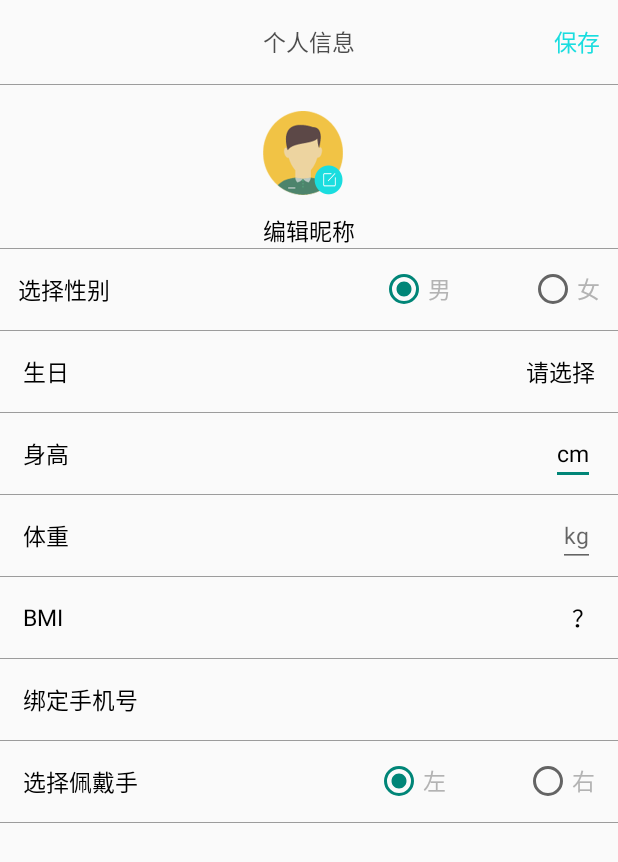
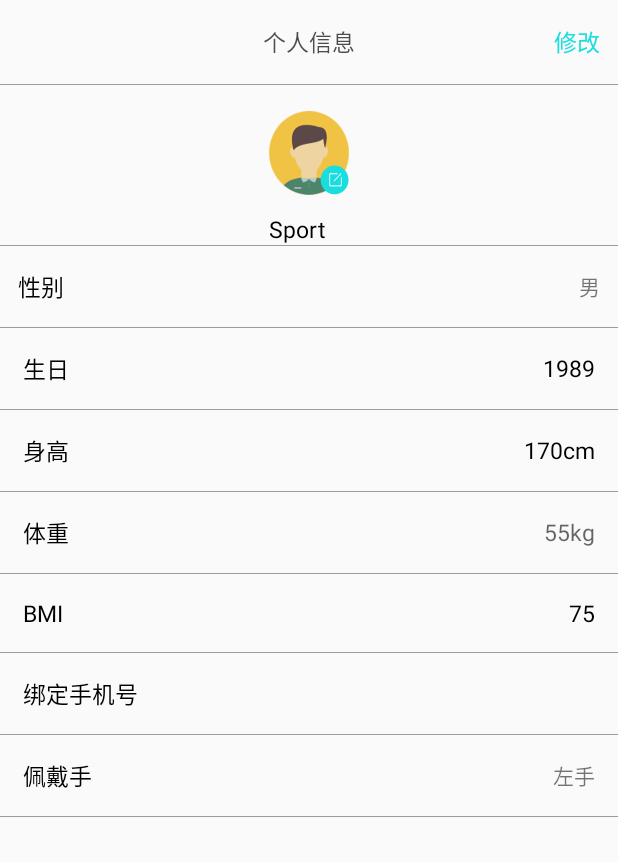
Before and after one commit to BreadLzf/healthy, an Android app: the fragment UserCenterFragment placed in its activity, after a tap on an icon or button, on a phone screen of 412 x 824 dp. Shown: the top 862 px of the screen. Run offline under Robolectric (Android 15) with nearby library versions, the light colour scheme and no system bars; our stand-ins replace ButterKnife.

Commit message:
修改个人中心的UI

```diff
--- a/app/src/main/AndroidManifest.xml
+++ b/app/src/main/AndroidManifest.xml
@@ -32,7 +32,7 @@
 
 
         <activity
-            android:name="sport.tc.com.ui.activity.ModifyUserActivity"
+            android:name="sport.tc.com.ui.activity.UserActivity"
             android:screenOrientation="portrait"/>
         <activity
             android:name="sport.tc.com.ui.activity.HealthyFamilyActivity"
--- a/app/src/main/java/sport/tc/com/ui/activity/ModifyUserActivity.java
+++ b/app/src/main/java/sport/tc/com/ui/activity/ModifyUserActivity.java
@@ -35,10 +35,11 @@ import sport.tc.com.util.ToastUtil;
 import static sport.tc.com.util.GsonHelper.javaBeanToJson;
 
 /**
- * Created by punisher on 2017/3/2.
+ * Created by punisher on 2017/4/12.
  */
 
 public class ModifyUserActivity extends BaseActivity {
+
 
 
     /**
@@ -187,6 +188,8 @@ public class ModifyUserActivity extends BaseActivity {
         Novate novate = new Novate.Builder(ModifyUserActivity.this).baseUrl(AppContents.API_BASE_URL).build();
         HealthyApiService apiService = novate.create(HealthyApiService.class);
         novate.call(apiService.modifyUserApi(validData, executeData), new BaseSubscriber<BaseResponse>(this) {
+
+
             @Override
             public void onError(Throwable e) {
 
@@ -218,5 +221,4 @@ public class ModifyUserActivity extends BaseActivity {
             ToastUtil.show(this, Crop.getError(result).getMessage());
         }
     }
-
 }
--- /dev/null
+++ b/app/src/main/java/sport/tc/com/ui/activity/UserActivity.java
@@ -0,0 +1,80 @@
+package sport.tc.com.ui.activity;
+
+import android.content.Intent;
+import android.net.Uri;
+import android.os.Bundle;
+import android.provider.MediaStore;
+import android.support.annotation.Nullable;
+
+import java.io.File;
+
+import butterknife.ButterKnife;
+import sport.tc.com.android_handhoop.R;
+import sport.tc.com.customview.Crop;
+import sport.tc.com.ui.base.BaseActivity;
+import sport.tc.com.util.ToastUtil;
+
+/**
+ * Created by punisher on 2017/3/2.
+ */
+
+public class UserActivity extends BaseActivity {
+
+
+    /**
+     * id：用户的主键编号
+     * 电话：接受短信验证码的手机号码
+     * 性别：性别（1男2女）
+     * 生日：生日，传字符串即可
+     * 身高：身高，单位厘米
+     * 体重：体重，单位kg
+     * bmi：体质指数，由身高体重计算出来的浮点型数据
+     * 电话：绑定的手机号，新增时间默认为账号
+     * 佩戴手（1左手2右手）
+     */
+
+    private String sex;
+    private String birth;
+    private String height;
+    private String weight;
+    private String bmi;
+    private String phone;
+    private String wear_hand;
+
+
+
+    @Override
+    protected void onCreate(@Nullable Bundle savedInstanceState) {
+        super.onCreate(savedInstanceState);
+        setContentView(R.layout.activity_modify_user);
+        ButterKnife.bind(this);
+        initNoBackToolBar("个人信息", "修改", new OnCustomClickListener() {
+            @Override
+            public void onItemClick() {
+            }
+        });
+    }
+
+
+
+
+
+
+    private void beginCrop(Uri source) {
+        Uri outputUri = Uri.fromFile(new File(getCacheDir(), "cropped"));
+        Intent intent = new Intent(this, CropPhotoActivity.class);
+        intent.setData(source);
+        intent.putExtra(MediaStore.EXTRA_OUTPUT, outputUri);
+        startActivityForResult(intent, Crop.REQUEST_CROP);
+    }
+
+    private void handleCrop(int resultCode, Intent result) {
+        if (resultCode == RESULT_OK) {
+            Uri output = Crop.getOutput(result);
+//            new UploadAvatarTask(this, "正在上传图片...", output).start();
+        } else if (resultCode == Crop.RESULT_ERROR) {
+            ToastUtil.show(this, Crop.getError(result).getMessage());
+        }
+    }
+
+}
--- a/app/src/main/java/sport/tc/com/ui/fragment/UserCenterFragment.java
+++ b/app/src/main/java/sport/tc/com/ui/fragment/UserCenterFragment.java
@@ -11,7 +11,7 @@ import android.widget.ImageView;
 import android.widget.RelativeLayout;
 
 import sport.tc.com.android_handhoop.R;
-import sport.tc.com.ui.activity.ModifyUserActivity;
+import sport.tc.com.ui.activity.UserActivity;
 import sport.tc.com.ui.activity.MyCollectActivity;
 import sport.tc.com.ui.activity.MyExpertActivity;
 import sport.tc.com.ui.activity.MyHealthyFamilyActivity;
@@ -104,7 +104,7 @@ public class UserCenterFragment extends BaseFragment implements View.OnClickList
         Intent intent;
         switch (v.getId()) {
             case R.id.user_center_to_edit_btn:
-                intent = new Intent(mActivity, ModifyUserActivity.class);
+                intent = new Intent(mActivity, UserActivity.class);
                 startActivity(intent);
                 break;
 
--- a/app/src/main/res/layout/activity_modify_user.xml
+++ b/app/src/main/res/layout/activity_modify_user.xml
@@ -8,6 +8,6 @@
 
     <include layout="@layout/base_match_line_layout"/>
 
-    <include layout="@layout/modify_include_layout"/>
+    <include layout="@layout/activity_user"/>
 
 </LinearLayout>
--- /dev/null
+++ b/app/src/main/res/layout/activity_user.xml
@@ -0,0 +1,288 @@
+<?xml version="1.0" encoding="utf-8"?>
+<LinearLayout xmlns:android="http://schemas.android.com/apk/res/android"
+              android:layout_width="match_parent"
+              android:layout_height="match_parent"
+              android:orientation="vertical">
+
+
+    <ScrollView
+        android:layout_width="match_parent"
+        android:layout_height="wrap_content"
+        android:scrollbars="none"
+        >
+
+        <LinearLayout
+            android:layout_width="match_parent"
+            android:layout_height="wrap_content"
+            android:orientation="vertical">
+
+
+            <RelativeLayout
+                android:layout_width="match_parent"
+                android:layout_height="wrap_content"
+                android:layout_marginTop="@dimen/dp_17"
+                android:gravity="center"
+                android:orientation="vertical">
+
+                <FrameLayout
+                    android:id="@+id/user_head_layout"
+                    android:layout_width="wrap_content"
+                    android:layout_height="wrap_content">
+
+
+                    <ImageView
+                        android:id="@+id/user_head_img"
+                        android:layout_width="wrap_content"
+                        android:layout_height="wrap_content"
+                        android:layout_gravity="center"
+                        android:src="@drawable/modify_head"/>
+
+
+                    <ImageView
+                        android:layout_width="wrap_content"
+                        android:layout_height="wrap_content"
+                        android:layout_gravity="right|bottom"
+                        android:src="@drawable/modify_edit"
+                        />
+
+
+                </FrameLayout>
+
+                <TextView
+                    android:id="@+id/user_nick_name"
+                    android:layout_width="wrap_content"
+                    android:layout_height="wrap_content"
+                    android:layout_gravity="center"
+                    android:layout_marginTop="12dp"
+                    android:text="Sport"
+                    android:textColor="@color/black"
+                    android:textSize="@dimen/text_size_15"
+                    android:layout_below="@+id/user_head_layout"
+                    android:layout_alignLeft="@+id/user_head_layout"
+                    android:layout_alignStart="@+id/user_head_layout"/>
+            </RelativeLayout>
+
+            <include layout="@layout/base_match_line_layout"></include>
+
+
+            <RelativeLayout
+                android:layout_width="match_parent"
+                android:layout_height="wrap_content"
+                android:layout_marginLeft="@dimen/dp_12"
+                android:layout_marginRight="@dimen/dp_12">
+
+                <TextView
+                    android:layout_width="wrap_content"
+                    android:layout_height="wrap_content"
+                    android:layout_centerVertical="true"
+                    android:layout_marginBottom="@dimen/dp_15"
+                    android:layout_marginTop="@dimen/dp_15"
+                    android:text="性别"
+                    android:textColor="@color/black"
+                    android:textSize="@dimen/text_size_15"/>
+
+        <TextView
+            android:id="@+id/user_sex_tv"
+            android:layout_width="wrap_content"
+            android:layout_height="wrap_content"
+            android:layout_alignParentRight="true"
+            android:layout_centerVertical="true"
+            android:text="男"
+            />
+
+            </RelativeLayout>
+
+            <include layout="@layout/base_match_line_layout"></include>
+
+            <RelativeLayout
+                android:id="@+id/user_birth_layout"
+
+                android:layout_width="match_parent"
+                android:layout_height="wrap_content"
+                android:layout_marginLeft="@dimen/dp_15"
+                android:layout_marginRight="@dimen/dp_15">
+
+                <TextView
+                    android:layout_width="wrap_content"
+                    android:layout_height="wrap_content"
+                    android:layout_alignParentLeft="true"
+                    android:layout_centerVertical="true"
+                    android:layout_marginBottom="@dimen/dp_15"
+                    android:layout_marginTop="@dimen/dp_15"
+                    android:text="生日"
+                    android:textColor="@color/black"
+                    android:textSize="@dimen/text_size_15"/>
+
+
+                <TextView
+                    android:id="@+id/user_brith_tv"
+                    android:layout_width="wrap_content"
+                    android:layout_height="wrap_content"
+                    android:layout_alignParentRight="true"
+                    android:layout_centerVertical="true"
+                    android:layout_marginBottom="@dimen/dp_15"
+                    android:layout_marginTop="@dimen/dp_15"
+                    android:text="1989"
+                    android:textColor="@color/black"
+                    android:textSize="@dimen/text_size_15"/>
+
+
+            </RelativeLayout>
+
+            <include layout="@layout/base_match_line_layout"></include>
+
+            <RelativeLayout
+                android:layout_width="match_parent"
+                android:layout_height="wrap_content"
+                android:layout_marginLeft="@dimen/dp_15"
+                android:layout_marginRight="@dimen/dp_15">
+
+                <TextView
+                    android:layout_width="wrap_content"
+                    android:layout_height="wrap_content"
+                    android:layout_centerVertical="true"
+                    android:layout_marginBottom="@dimen/dp_15"
+                    android:layout_marginTop="@dimen/dp_15"
+                    android:text="身高"
+                    android:textColor="@color/black"
+                    android:textSize="@dimen/text_size_15"/>
+
+
+                <TextView
+                    android:id="@+id/user_high_tv"
+                    android:layout_width="wrap_content"
+                    android:layout_height="wrap_content"
+                    android:layout_alignParentEnd="true"
+                    android:layout_alignParentRight="true"
+                    android:layout_centerVertical="true"
+                    android:text="170cm"
+                    android:textColor="@color/black"
+                    android:textSize="@dimen/text_size_15"/>
+
+            </RelativeLayout>
+
+            <include layout="@layout/base_match_line_layout"></include>
+
+
+            <RelativeLayout
+                android:id="@+id/user_weight_layout"
+                android:layout_width="match_parent"
+                android:layout_height="wrap_content"
+                android:layout_marginLeft="@dimen/dp_15"
+                android:layout_marginRight="@dimen/dp_15">
+
+                <TextView
+                    android:layout_width="wrap_content"
+                    android:layout_height="wrap_content"
+                    android:layout_centerVertical="true"
+                    android:layout_marginBottom="@dimen/dp_15"
+                    android:layout_marginTop="@dimen/dp_15"
+                    android:text="体重"
+                    android:textColor="@color/black"
+                    android:textSize="@dimen/text_size_15"/>
+
+
+                <TextView
+                    android:id="@+id/user_weight_tv"
+                    android:layout_width="wrap_content"
+                    android:layout_height="wrap_content"
+                    android:layout_alignParentRight="true"
+                    android:layout_centerVertical="true"
+                    android:hint="55kg"
+                    android:textColor="@color/black"
+                    android:textSize="@dimen/text_size_15"/>
+
+            </RelativeLayout>
+
+
+            <include layout="@layout/base_match_line_layout"></include>
+
+            <RelativeLayout
+                android:layout_width="match_parent"
+                android:layout_height="wrap_content"
+                android:layout_marginLeft="@dimen/dp_15"
+                android:layout_marginRight="@dimen/dp_15">
+
+                <TextView
+                    android:layout_width="wrap_content"
+                    android:layout_height="wrap_content"
+                    android:layout_centerVertical="true"
+                    android:layout_marginBottom="@dimen/dp_15"
+                    android:layout_marginTop="@dimen/dp_15"
+                    android:text="BMI"
+                    android:textColor="@color/black"
+                    android:textSize="@dimen/text_size_15"/>
+
+
+                <TextView
+                    android:layout_width="wrap_content"
+                    android:layout_height="wrap_content"
+                    android:layout_alignParentRight="true"
+                    android:layout_centerVertical="true"
+                    android:layout_marginBottom="@dimen/dp_15"
+                    android:layout_marginTop="@dimen/dp_15"
+                    android:text="75"
+                    android:textColor="@color/black"
+                    android:textSize="@dimen/text_size_15"/>
+
+            </RelativeLayout>
+
+
+            <include layout="@layout/base_match_line_layout"></include>
+
+            <RelativeLayout
+                android:id="@+id/user_bind_phone_layout"
+                android:layout_width="match_parent"
+                android:layout_height="wrap_content"
+                android:layout_marginLeft="@dimen/dp_15"
+                android:layout_marginRight="@dimen/dp_15">
+
+                <TextView
+                    android:layout_width="wrap_content"
+                    android:layout_height="wrap_content"
+                    android:layout_centerVertical="true"
+                    android:layout_marginBottom="@dimen/dp_15"
+                    android:layout_marginTop="@dimen/dp_15"
+                    android:text="绑定手机号"
+                    android:textColor="@color/black"
+                    android:textSize="@dimen/text_size_15"/>
+
+
+            </RelativeLayout>
+
+
+            <include layout="@layout/base_match_line_layout"></include>
+
+            <RelativeLayout
+                android:layout_width="match_parent"
+                android:layout_height="wrap_content"
+                android:layout_marginLeft="@dimen/dp_15"
+                android:layout_marginRight="@dimen/dp_15">
+
+                <TextView
+                    android:layout_width="wrap_content"
+                    android:layout_height="wrap_content"
+                    android:layout_centerVertical="true"
+                    android:layout_marginBottom="@dimen/dp_15"
+                    android:layout_marginTop="@dimen/dp_15"
+                    android:text="佩戴手"
+                    android:textColor="@color/black"
+                    android:textSize="@dimen/text_size_15"/>
+
+
+                <TextView
+                    android:layout_width="wrap_content"
+                    android:layout_height="wrap_content"
+                    android:layout_alignParentRight="true"
+                    android:layout_centerVertical="true"
+                    android:text="左手"
+                    />
+
+            </RelativeLayout>
+
+            <include layout="@layout/base_match_line_layout"></include>
+        </LinearLayout>
+
+    </ScrollView>
+
+</LinearLayout>
```
